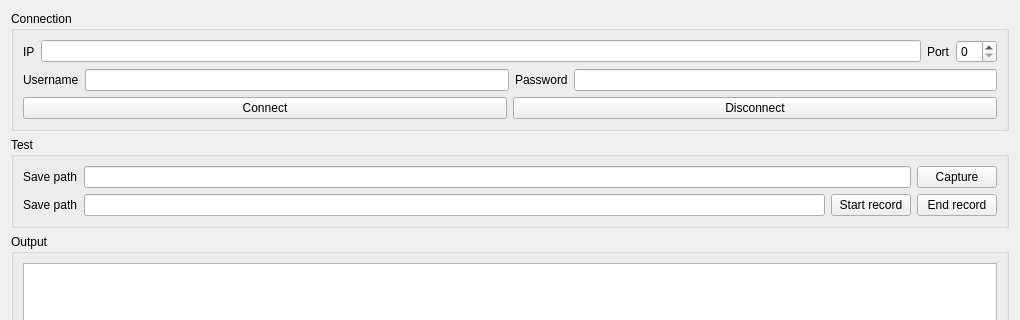
This is HCNetSDK-demo/widget.ui in dfqytcom/HCNetSDK-demo as Qt 5 draws it before an edit; both pictures show x 0 to 1020 and y 0 to 320 of the 1020 by 752 pixel window. The edited form follows.
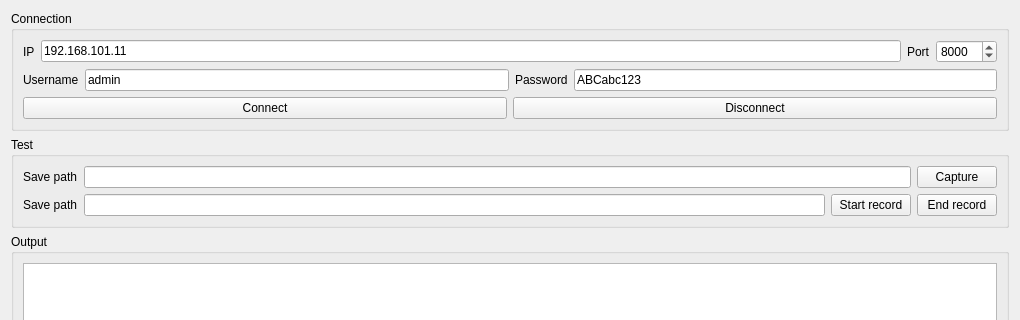
This is the edited form.

Diff of the .ui file:
```diff
--- a/HCNetSDK-demo/widget.ui
+++ b/HCNetSDK-demo/widget.ui
@@ -30,7 +30,11 @@
          </widget>
         </item>
         <item>
-         <widget class="QLineEdit" name="lineEdit_ip"/>
+         <widget class="QLineEdit" name="lineEdit_ip">
+          <property name="text">
+           <string>192.168.101.11</string>
+          </property>
+         </widget>
         </item>
         <item>
          <widget class="QLabel" name="label_2">
@@ -40,7 +44,17 @@
          </widget>
         </item>
         <item>
-         <widget class="QSpinBox" name="spinBox"/>
+         <widget class="QSpinBox" name="spinBox_port">
+          <property name="minimum">
+           <number>1</number>
+          </property>
+          <property name="maximum">
+           <number>65535</number>
+          </property>
+          <property name="value">
+           <number>8000</number>
+          </property>
+         </widget>
         </item>
        </layout>
       </item>
@@ -54,7 +68,11 @@
          </widget>
         </item>
         <item>
-         <widget class="QLineEdit" name="lineEdit_username"/>
+         <widget class="QLineEdit" name="lineEdit_username">
+          <property name="text">
+           <string>admin</string>
+          </property>
+         </widget>
         </item>
         <item>
          <widget class="QLabel" name="label_4">
@@ -64,7 +82,11 @@
          </widget>
         </item>
         <item>
-         <widget class="QLineEdit" name="lineEdit_password"/>
+         <widget class="QLineEdit" name="lineEdit_password">
+          <property name="text">
+           <string>ABCabc123</string>
+          </property>
+         </widget>
         </item>
        </layout>
       </item>
```
